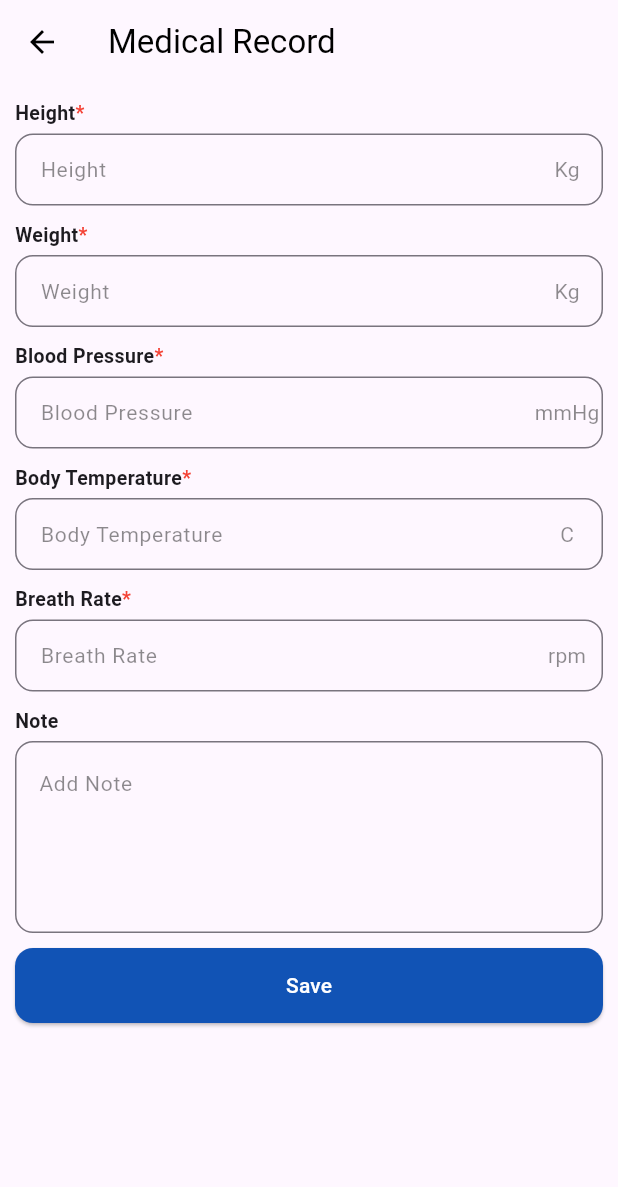
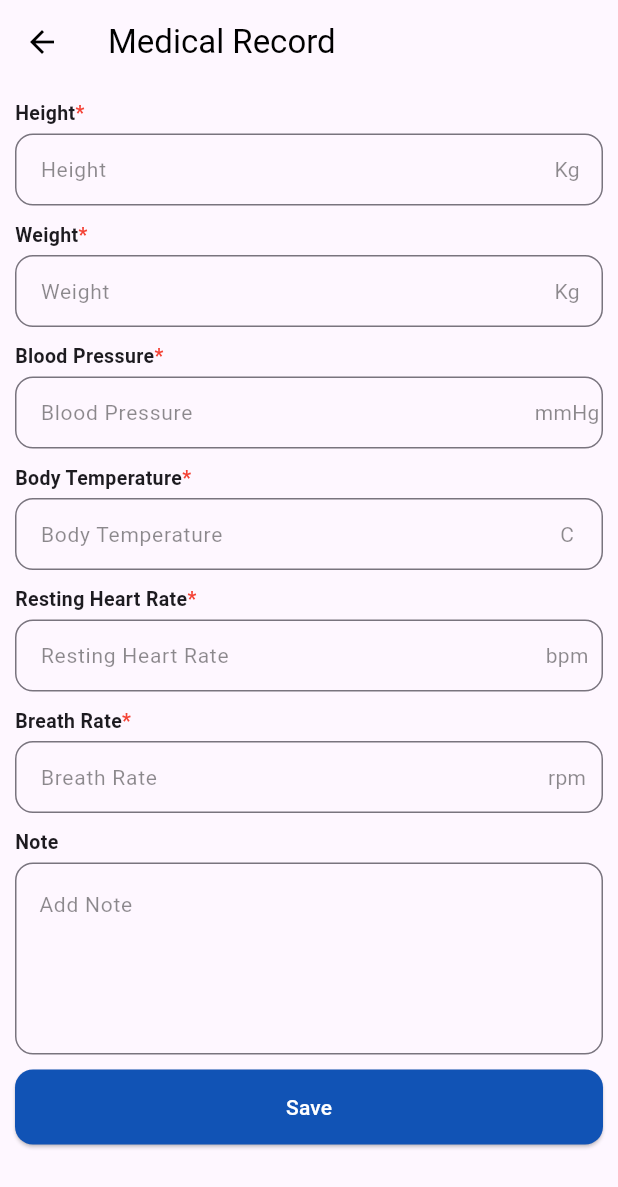
Before and after one commit to HMS-16/HMS-16-nurse-doctor-mobile, a Flutter app: the screen it shows after launch, tab 2 chosen, after a tap on "Add Medical Record", on a phone screen of 412 x 824 dp. Shown: the top 1187 px of the screen. Run offline on Flutter 3.47's test engine with Material 2 defaults, Android fonts, the phone set to English and light mode, and no system bars.

Commit message:
resize icon avatar & add some field

```diff
--- a/lib/screens/patient/patient_detail/add_medic_record.dart
+++ b/lib/screens/patient/patient_detail/add_medic_record.dart
@@ -45,6 +45,12 @@ class _AddMedRecordState extends State<AddMedRecord> {
           ),
           SizedBox(height: 10),
           FieldMedRecord(
+            title: 'Resting Heart Rate',
+            text: 'Resting Heart Rate',
+            suffix: 'bpm',
+          ),
+          SizedBox(height: 10),
+          FieldMedRecord(
             title: 'Breath Rate',
             text: 'Breath Rate',
             suffix: 'rpm',
--- a/lib/screens/patient/patient_detail/widget/tile_med_record.dart
+++ b/lib/screens/patient/patient_detail/widget/tile_med_record.dart
@@ -31,7 +31,7 @@ class _TileMedRecordState extends State<TileMedRecord> {
               textColor: Colors.black,
               backgroundColor: Color(0xffE3E3E3),
               collapsedBackgroundColor: Colors.white,
-              leading: Icon(Icons.account_circle),
+              leading: Icon(Icons.account_circle, size: 38),
               tilePadding: EdgeInsets.symmetric(vertical: 8,horizontal: 16),
               title: Text(
                 'Nurul Zakiah',
```
